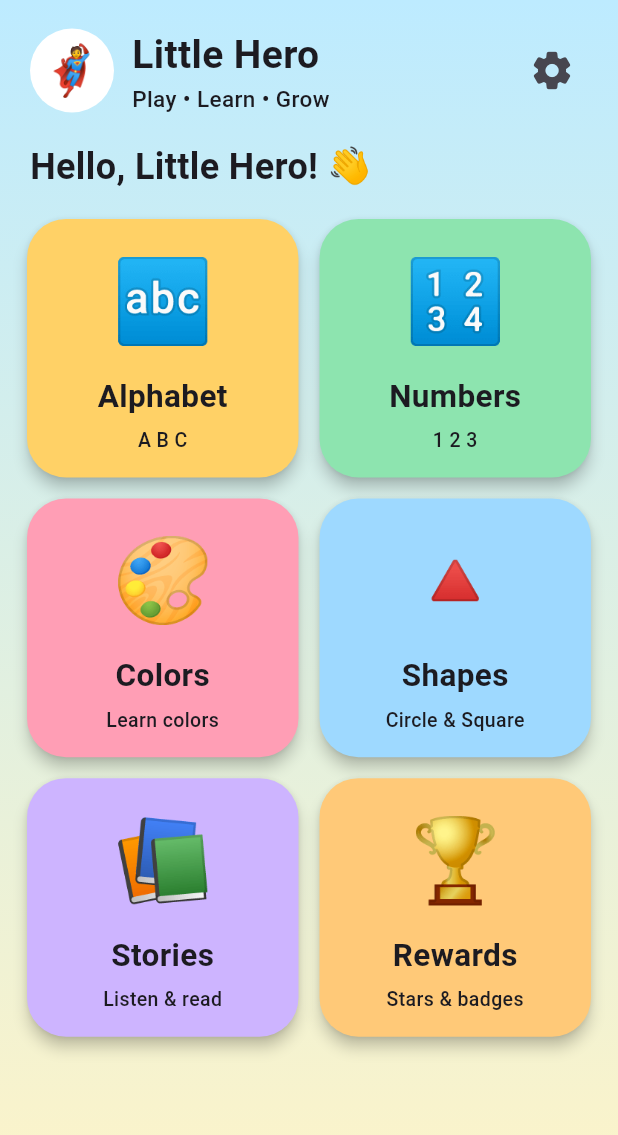
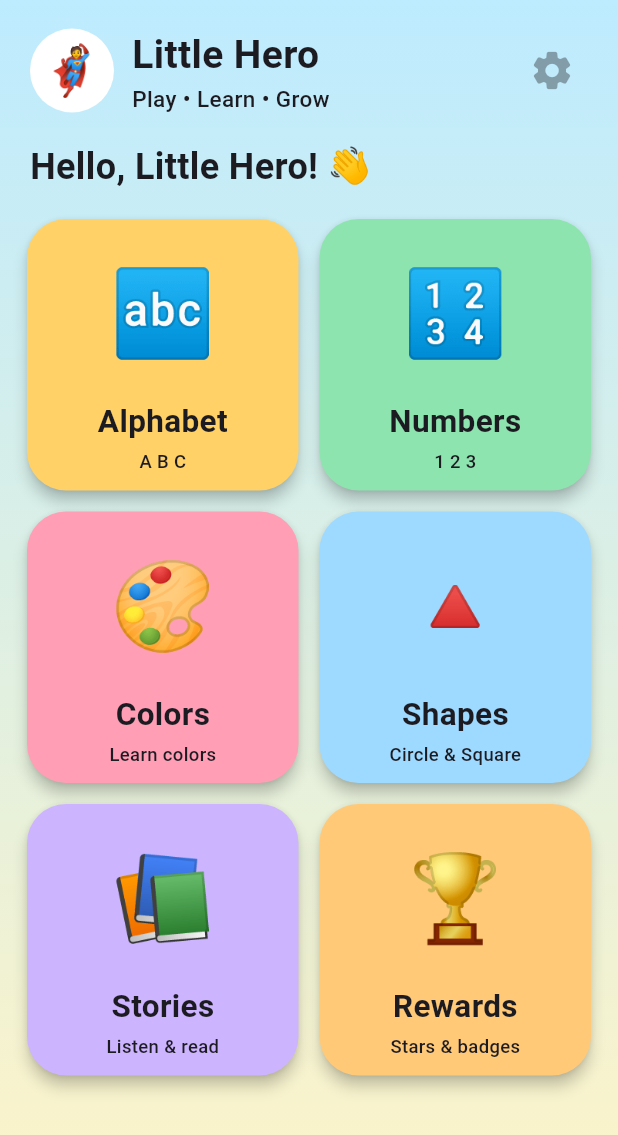
Before and after one commit to hamidabbas08-ux/little_hero, a Flutter app: the screen it shows after launch, on a phone screen of 412 x 824 dp. Shown: the top 1135 px of the screen. Run offline on Flutter 3.47's test engine with Material 3 defaults, Android fonts, the phone set to English and light mode, and no system bars.

Commit message:
Fix home card layout overflow

```diff
--- a/lib/main.dart
+++ b/lib/main.dart
@@ -14,11 +14,7 @@ class LittleHeroApp extends StatelessWidget {
       title: 'Little Hero',
       theme: ThemeData(
         useMaterial3: true,
-        fontFamily: 'Roboto',
-        colorScheme: ColorScheme.fromSeed(
-          seedColor: const Color(0xFF6C63FF),
-          brightness: Brightness.light,
-        ),
+        colorScheme: ColorScheme.fromSeed(seedColor: const Color(0xFF6C63FF)),
       ),
       home: const HomeScreen(),
     );
@@ -33,6 +29,8 @@ class HomeScreen extends StatelessWidget {
     return Scaffold(
       body: SafeArea(
         child: Container(
+          width: double.infinity,
+          height: double.infinity,
           decoration: const BoxDecoration(
             gradient: LinearGradient(
               begin: Alignment.topCenter,
@@ -74,8 +72,8 @@ class HomeScreen extends StatelessWidget {
                       ),
                     ),
                     IconButton(
-                      onPressed: () {},
-                      icon: const Icon(Icons.settings_rounded, size: 30),
+                      onPressed: null,
+                      icon: Icon(Icons.settings_rounded, size: 30),
                     ),
                   ],
                 ),
@@ -92,43 +90,43 @@ class HomeScreen extends StatelessWidget {
               ),
               Expanded(
                 child: GridView.count(
-                  padding: const EdgeInsets.fromLTRB(18, 8, 18, 20),
+                  padding: const EdgeInsets.fromLTRB(18, 8, 18, 24),
                   crossAxisCount: 2,
                   crossAxisSpacing: 14,
                   mainAxisSpacing: 14,
-                  childAspectRatio: 1.05,
-                  children: [
-                    _LearningCard(
+                  childAspectRatio: 1.0,
+                  children: const [
+                    LearningCard(
                       title: 'Alphabet',
                       subtitle: 'A B C',
                       emoji: '🔤',
                       color: Color(0xFFFFD166),
                     ),
-                    _LearningCard(
+                    LearningCard(
                       title: 'Numbers',
                       subtitle: '1 2 3',
                       emoji: '🔢',
                       color: Color(0xFF8DE4AF),
                     ),
-                    _LearningCard(
+                    LearningCard(
                       title: 'Colors',
                       subtitle: 'Learn colors',
                       emoji: '🎨',
                       color: Color(0xFFFF9EB5),
                     ),
-                    _LearningCard(
+                    LearningCard(
                       title: 'Shapes',
                       subtitle: 'Circle & Square',
                       emoji: '🔺',
                       color: Color(0xFF9ED9FF),
                     ),
-                    _LearningCard(
+                    LearningCard(
                       title: 'Stories',
                       subtitle: 'Listen & read',
                       emoji: '📚',
                       color: Color(0xFFCDB4FF),
                     ),
-                    _LearningCard(
+                    LearningCard(
                       title: 'Rewards',
                       subtitle: 'Stars & badges',
                       emoji: '🏆',
@@ -145,27 +143,28 @@ class HomeScreen extends StatelessWidget {
   }
 }
 
-class _LearningCard extends StatelessWidget {
+class LearningCard extends StatelessWidget {
   final String title;
   final String subtitle;
   final String emoji;
   final Color color;
 
-  const _LearningCard({
+  const LearningCard({
     required this.title,
     required this.subtitle,
     required this.emoji,
     required this.color,
+    super.key,
   });
 
   @override
   Widget build(BuildContext context) {
     return Material(
       color: color,
+      elevation: 4,
       borderRadius: BorderRadius.circular(26),
-      elevation: 4,
+      clipBehavior: Clip.antiAlias,
       child: InkWell(
-        borderRadius: BorderRadius.circular(26),
         onTap: () {
           ScaffoldMessenger.of(context).showSnackBar(
             SnackBar(
@@ -175,30 +174,54 @@ class _LearningCard extends StatelessWidget {
           );
         },
         child: Padding(
-          padding: const EdgeInsets.all(16),
-          child: Column(
-            mainAxisAlignment: MainAxisAlignment.center,
+          padding: const EdgeInsets.fromLTRB(12, 10, 12, 10),
+          child: LayoutBuilder(
+            builder: (context, constraints) {
+              return Column(
                 children: [
-              Text(emoji, style: const TextStyle(fontSize: 54)),
-              const SizedBox(height: 10),
-              Text(
+                  Expanded(
+                    child: Center(
+                      child: FittedBox(
+                        fit: BoxFit.scaleDown,
+                        child: Text(
+                          emoji,
+                          style: const TextStyle(fontSize: 56),
+                        ),
+                      ),
+                    ),
+                  ),
+                  const SizedBox(height: 4),
+                  FittedBox(
+                    fit: BoxFit.scaleDown,
+                    child: Text(
                       title,
+                      maxLines: 1,
                       textAlign: TextAlign.center,
                       style: const TextStyle(
                         fontSize: 21,
                         fontWeight: FontWeight.bold,
                       ),
                     ),
-              const SizedBox(height: 5),
-              Text(
+                  ),
+                  const SizedBox(height: 3),
+                  SizedBox(
+                    height: 18,
+                    child: FittedBox(
+                      fit: BoxFit.scaleDown,
+                      child: Text(
                         subtitle,
+                        maxLines: 1,
                         textAlign: TextAlign.center,
                         style: const TextStyle(
                           fontSize: 13,
                           fontWeight: FontWeight.w500,
                         ),
                       ),
+                    ),
+                  ),
                 ],
+              );
+            },
           ),
         ),
       ),
```
Lines whose indentation alone changed are shown as unchanged.
